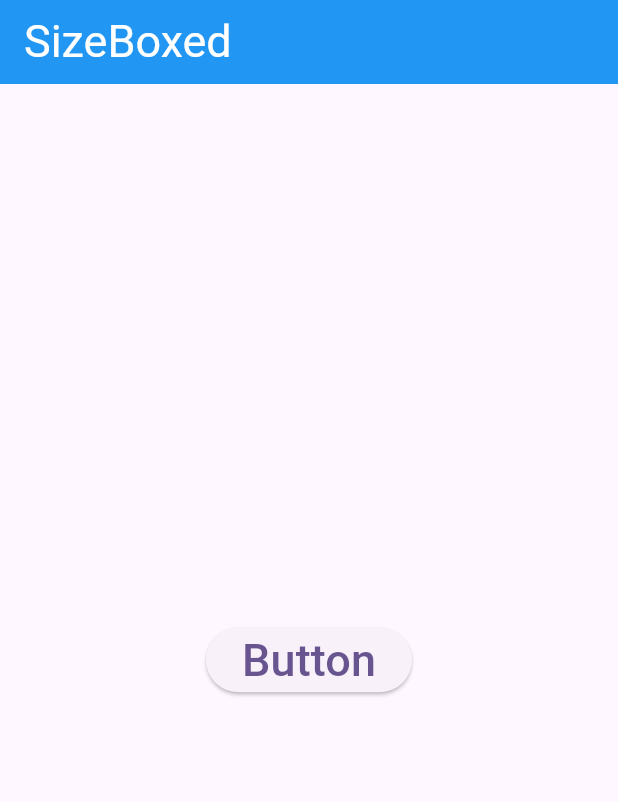
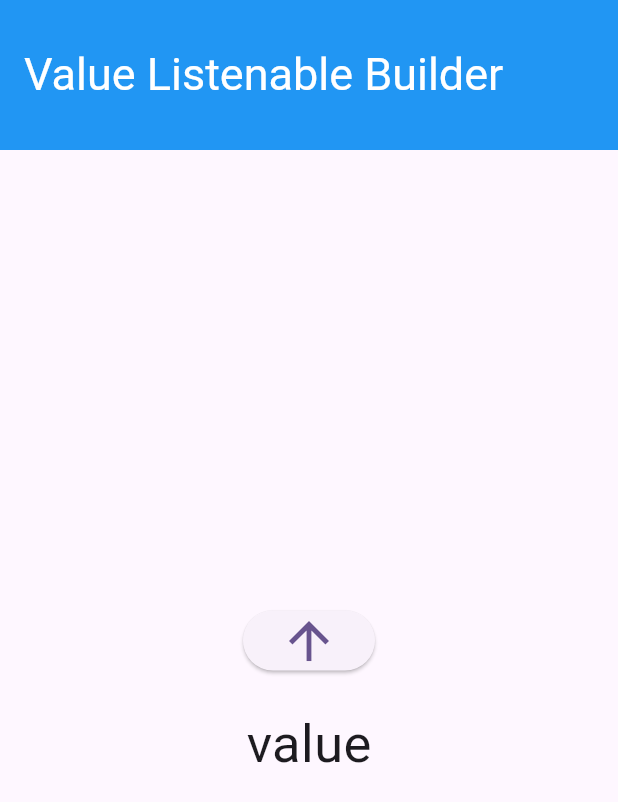
Before and after one commit to Roshan-Barkane/flutter_widgets_of_the_day, a Flutter app: the screen it shows after launch, on a phone screen of 412 x 824 dp. Shown: the top 802 px of the screen. Run offline on Flutter 3.47's test engine with Material 3 defaults, Android fonts, the light colour scheme and no system bars.

Commit message:
create class of ValueListenableBuilder

```diff
--- a/lib/main.dart
+++ b/lib/main.dart
@@ -1,6 +1,7 @@
 import 'package:flutter/material.dart';
 import 'package:flutter_widgets_of_the_day/pages/animationedBuilder.dart';
 import 'package:flutter_widgets_of_the_day/pages/dismissible.dart';
+import 'package:flutter_widgets_of_the_day/pages/valuelistenablebuilder.dart';
 import 'package:flutter_widgets_of_the_day/sizeboxed.dart';
 
 void main() {
@@ -20,7 +21,7 @@ class MyApp extends StatelessWidget {
         colorScheme: ColorScheme.fromSeed(seedColor: Colors.deepPurple),
         useMaterial3: true,
       ),
-      home: const SizeboxedWidget(),
+      home: const ValueListenableBuilderWidget(),
     );
   }
 }
--- /dev/null
+++ b/lib/pages/valuelistenablebuilder.dart
@@ -0,0 +1,47 @@
+import 'package:flutter/material.dart';
+
+class ValueListenableBuilderWidget extends StatefulWidget {
+  const ValueListenableBuilderWidget({super.key});
+
+  @override
+  State<ValueListenableBuilderWidget> createState() =>
+      _ValueListenableBuilderState();
+}
+
+class _ValueListenableBuilderState extends State<ValueListenableBuilderWidget> {
+  @override
+  Widget build(BuildContext context) {
+    return Scaffold(
+      appBar: AppBar(
+        toolbarHeight: 100,
+        backgroundColor: Colors.blue,
+        title: const Text(
+          "Value Listenable Builder",
+          style: TextStyle(fontSize: 30, color: Colors.white),
+        ),
+      ),
+      body: Center(
+        child: Column(
+          crossAxisAlignment: CrossAxisAlignment.center,
+          mainAxisAlignment: MainAxisAlignment.center,
+          children: [
+            ElevatedButton(
+              onPressed: () {},
+              child: const Icon(
+                Icons.arrow_upward_outlined,
+                size: 40,
+              ),
+            ),
+            const SizedBox(
+              height: 20,
+            ),
+            const Text(
+              "value",
+              style: TextStyle(fontSize: 35),
+            ),
+          ],
+        ),
+      ),
+    );
+  }
+}
```
